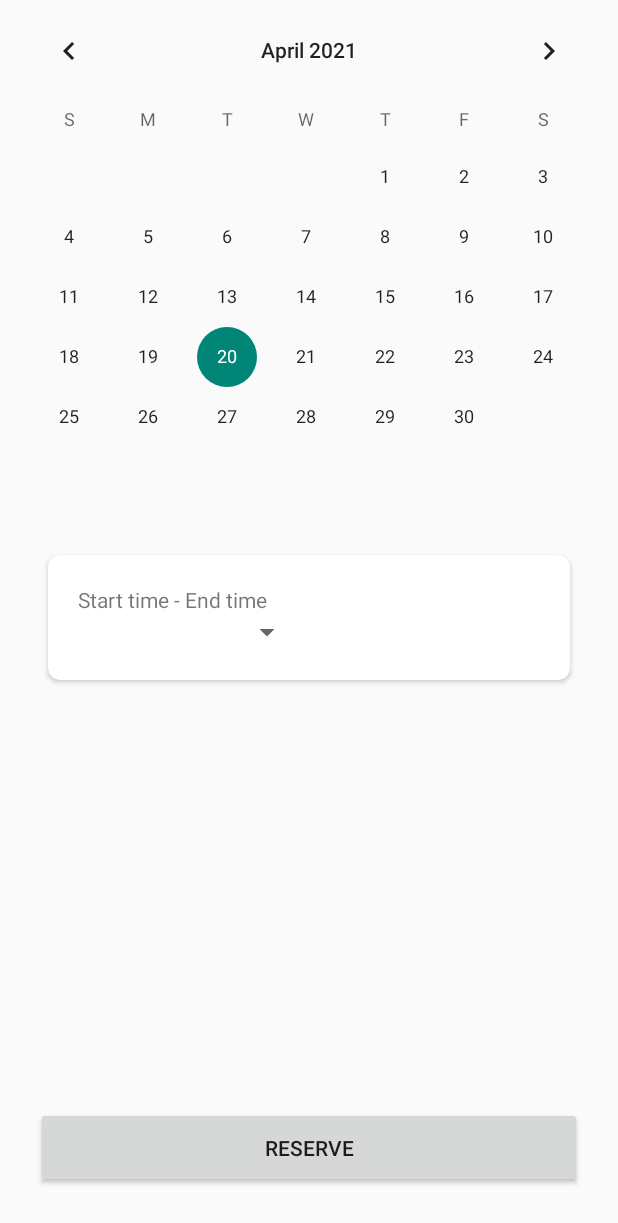
After one commit to Gymodo/App, an Android app: the fragment AddReservationFragment shown on its own in the app's theme, on a phone screen of 412 x 824 dp. The commit adds this screen. Shown: the top 1223 px of the screen. Run offline under Robolectric (Android 15) with nearby library versions, the phone set to English and light mode, and no system bars.

Commit message:
Workout and reservations views added

```diff
--- a/app/build.gradle
+++ b/app/build.gradle
@@ -43,6 +43,7 @@
     implementation 'androidx.appcompat:appcompat:1.2.0'
     implementation 'com.google.android.material:material:1.3.0'
     implementation 'androidx.constraintlayout:constraintlayout:2.0.4'
+    implementation 'androidx.legacy:legacy-support-v4:1.0.0'
     testImplementation 'junit:junit:4.13.2'
     androidTestImplementation 'androidx.test.ext:junit:1.1.2'
     androidTestImplementation 'androidx.test.espresso:espresso-core:3.3.0'
--- /dev/null
+++ b/app/src/main/java/com/github/gymodo/AddReservationFragment.java
@@ -0,0 +1,64 @@
+package com.github.gymodo;
+
+import android.os.Bundle;
+
+import androidx.fragment.app.Fragment;
+
+import android.view.LayoutInflater;
+import android.view.View;
+import android.view.ViewGroup;
+
+/**
+ * A simple {@link Fragment} subclass.
+ * Use the {@link AddReservationFragment#newInstance} factory method to
+ * create an instance of this fragment.
+ */
+public class AddReservationFragment extends Fragment {
+
+    // TODO: Rename parameter arguments, choose names that match
+    // the fragment initialization parameters, e.g. ARG_ITEM_NUMBER
+    private static final String ARG_PARAM1 = "param1";
+    private static final String ARG_PARAM2 = "param2";
+
+    // TODO: Rename and change types of parameters
+    private String mParam1;
+    private String mParam2;
+
+    public AddReservationFragment() {
+        // Required empty public constructor
+    }
+
+    /**
+     * Use this factory method to create a new instance of
+     * this fragment using the provided parameters.
+     *
+     * @param param1 Parameter 1.
+     * @param param2 Parameter 2.
+     * @return A new instance of fragment AddReservationFragment.
+     */
+    // TODO: Rename and change types and number of parameters
+    public static AddReservationFragment newInstance(String param1, String param2) {
+        AddReservationFragment fragment = new AddReservationFragment();
+        Bundle args = new Bundle();
+        args.putString(ARG_PARAM1, param1);
+        args.putString(ARG_PARAM2, param2);
+        fragment.setArguments(args);
+        return fragment;
+    }
+
+    @Override
+    public void onCreate(Bundle savedInstanceState) {
+        super.onCreate(savedInstanceState);
+        if (getArguments() != null) {
+            mParam1 = getArguments().getString(ARG_PARAM1);
+            mParam2 = getArguments().getString(ARG_PARAM2);
+        }
+    }
+
+    @Override
+    public View onCreateView(LayoutInflater inflater, ViewGroup container,
+                             Bundle savedInstanceState) {
+        // Inflate the layout for this fragment
+        return inflater.inflate(R.layout.fragment_add_reservation, container, false);
+    }
+}
--- /dev/null
+++ b/app/src/main/res/drawable/ic_add.xml
@@ -0,0 +1,5 @@
+<vector android:height="24dp" android:tint="#FFFFFF"
+    android:viewportHeight="24" android:viewportWidth="24"
+    android:width="24dp" xmlns:android="http://schemas.android.com/apk/res/android">
+    <path android:fillColor="@android:color/white" android:pathData="M19,13h-6v6h-2v-6H5v-2h6V5h2v6h6v2z"/>
+</vector>
--- /dev/null
+++ b/app/src/main/res/drawable/ic_filter_list.xml
@@ -0,0 +1,5 @@
+<vector android:height="24dp" android:tint="#FFFFFF"
+    android:viewportHeight="24" android:viewportWidth="24"
+    android:width="24dp" xmlns:android="http://schemas.android.com/apk/res/android">
+    <path android:fillColor="@android:color/white" android:pathData="M10,18h4v-2h-4v2zM3,6v2h18L21,6L3,6zM6,13h12v-2L6,11v2z"/>
+</vector>
--- /dev/null
+++ b/app/src/main/res/drawable/ic_more_vert.xml
@@ -0,0 +1,5 @@
+<vector android:height="24dp" android:tint="#FFFFFF"
+    android:viewportHeight="24" android:viewportWidth="24"
+    android:width="24dp" xmlns:android="http://schemas.android.com/apk/res/android">
+    <path android:fillColor="@android:color/white" android:pathData="M12,8c1.1,0 2,-0.9 2,-2s-0.9,-2 -2,-2 -2,0.9 -2,2 0.9,2 2,2zM12,10c-1.1,0 -2,0.9 -2,2s0.9,2 2,2 2,-0.9 2,-2 -0.9,-2 -2,-2zM12,16c-1.1,0 -2,0.9 -2,2s0.9,2 2,2 2,-0.9 2,-2 -0.9,-2 -2,-2z"/>
+</vector>
--- /dev/null
+++ b/app/src/main/res/drawable/row_background.xml
@@ -0,0 +1,6 @@
+<?xml version="1.0" encoding="utf-8"?>
+<shape xmlns:android="http://schemas.android.com/apk/res/android">
+    <solid android:color="#363135"/>
+    <corners android:radius="20dp"/>
+    <padding android:left="0dp" android:top="0dp" android:right="0dp" android:bottom="0dp" />
+</shape>
--- /dev/null
+++ b/app/src/main/res/layout/fragment_add_reservation.xml
@@ -0,0 +1,75 @@
+<?xml version="1.0" encoding="utf-8"?>
+<FrameLayout xmlns:android="http://schemas.android.com/apk/res/android"
+    xmlns:app="http://schemas.android.com/apk/res-auto"
+    xmlns:tools="http://schemas.android.com/tools"
+    android:layout_width="match_parent"
+    android:layout_height="match_parent"
+    tools:context=".AddReservationFragment">
+
+    <!-- TODO: Update blank fragment layout -->
+    <androidx.constraintlayout.widget.ConstraintLayout
+        android:layout_width="match_parent"
+        android:layout_height="match_parent">
+
+        <CalendarView
+            android:id="@+id/calendarView"
+            android:layout_width="0dp"
+            android:layout_height="wrap_content"
+            app:layout_constraintEnd_toEndOf="parent"
+            app:layout_constraintStart_toStartOf="parent"
+            app:layout_constraintTop_toTopOf="parent" />
+
+        <androidx.cardview.widget.CardView
+            android:id="@+id/cardView"
+            android:layout_width="match_parent"
+            android:layout_height="wrap_content"
+            android:layout_marginStart="32dp"
+            android:layout_marginTop="32dp"
+            android:layout_marginEnd="32dp"
+            app:cardCornerRadius="8dp"
+            app:cardElevation="2dp"
+            app:layout_constraintEnd_toEndOf="parent"
+            app:layout_constraintStart_toStartOf="parent"
+            app:layout_constraintTop_toBottomOf="@+id/calendarView">
+
+            <RelativeLayout
+                android:id="@+id/relativeLayout"
+                android:layout_width="match_parent"
+                android:layout_height="wrap_content"
+                android:padding="20dp">
+
+
+                <TextView
+                    android:id="@+id/labelStartTime"
+                    android:layout_width="wrap_content"
+                    android:layout_height="wrap_content"
+                    android:text="@string/Time_label" />
+
+                <Spinner
+                    android:id="@+id/spinnerStartTime"
+                    android:layout_width="150dp"
+                    android:layout_height="wrap_content"
+                    android:layout_below="@id/labelStartTime" />
+
+                />
+
+            </RelativeLayout>
+
+        </androidx.cardview.widget.CardView>
+
+        <Button
+            android:id="@+id/btnReserve"
+            android:layout_width="0dp"
+            android:layout_height="wrap_content"
+            android:layout_marginStart="24dp"
+            android:layout_marginEnd="24dp"
+            android:layout_marginBottom="32dp"
+            android:padding="17dp"
+            android:text="@string/reserve"
+            app:layout_constraintBottom_toBottomOf="parent"
+            app:layout_constraintEnd_toEndOf="parent"
+            app:layout_constraintStart_toStartOf="parent" />
+
+    </androidx.constraintlayout.widget.ConstraintLayout>
+
+</FrameLayout>
--- a/app/src/main/res/values/strings.xml
+++ b/app/src/main/res/values/strings.xml
@@ -7,4 +7,9 @@
     <string name="button_register">Register</string>
     <string name="drawer_open">Open</string>
     <string name="drawer_close">Close</string>
+    <string name="Time_label">Start time - End time</string>
+    <string name="reserve">RESERVE</string>
+    <!-- TODO: Remove or change this placeholder text -->
+    <string name="hello_blank_fragment">Hello blank fragment</string>
+
 </resources>
```
Also changed, not shown: app/src/main/java/com/github/gymodo/UserReservationsFragment.java (added, +64 -0 lines), app/src/main/java/com/github/gymodo/WorkoutDetailFragment.java (added, +64 -0 lines), app/src/main/java/com/github/gymodo/WorkoutListFragment.java (added, +64 -0 lines), app/src/main/res/layout/fragment_user_reservations.xml (added, +37 -0 lines), app/src/main/res/layout/fragment_workout_detail.xml (added, +35 -0 lines), app/src/main/res/layout/fragment_workout_list.xml (added, +48 -0 lines), app/src/main/res/layout/reservations_row.xml (added, +44 -0 lines), app/src/main/res/layout/series_row.xml (added, +40 -0 lines), app/src/main/res/layout/workouts_row.xml (added, +40 -0 lines).
